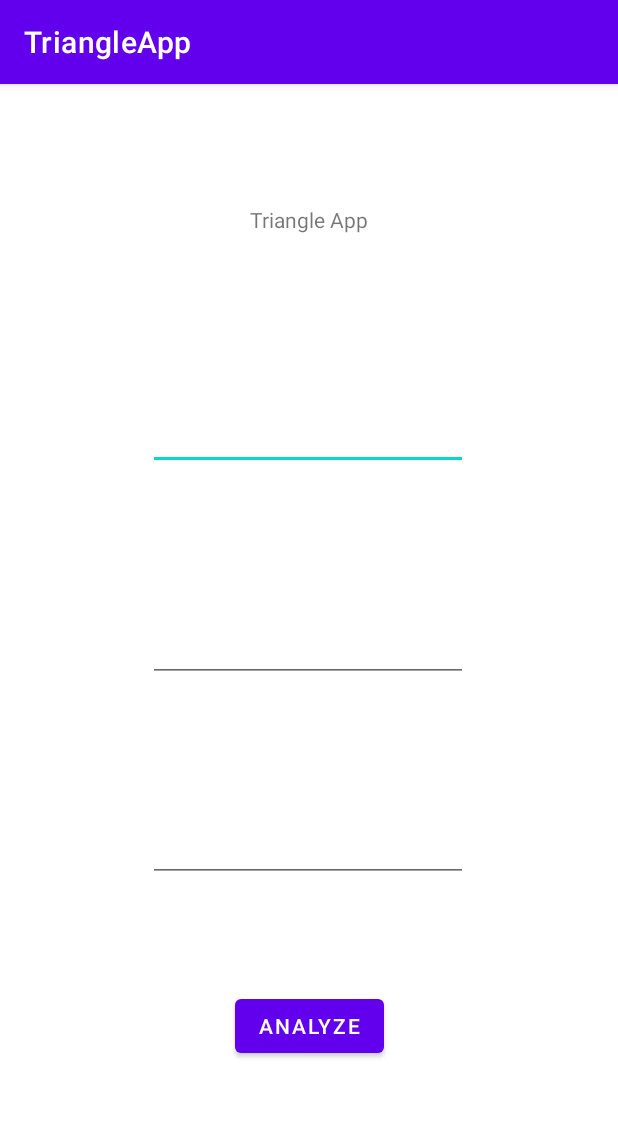
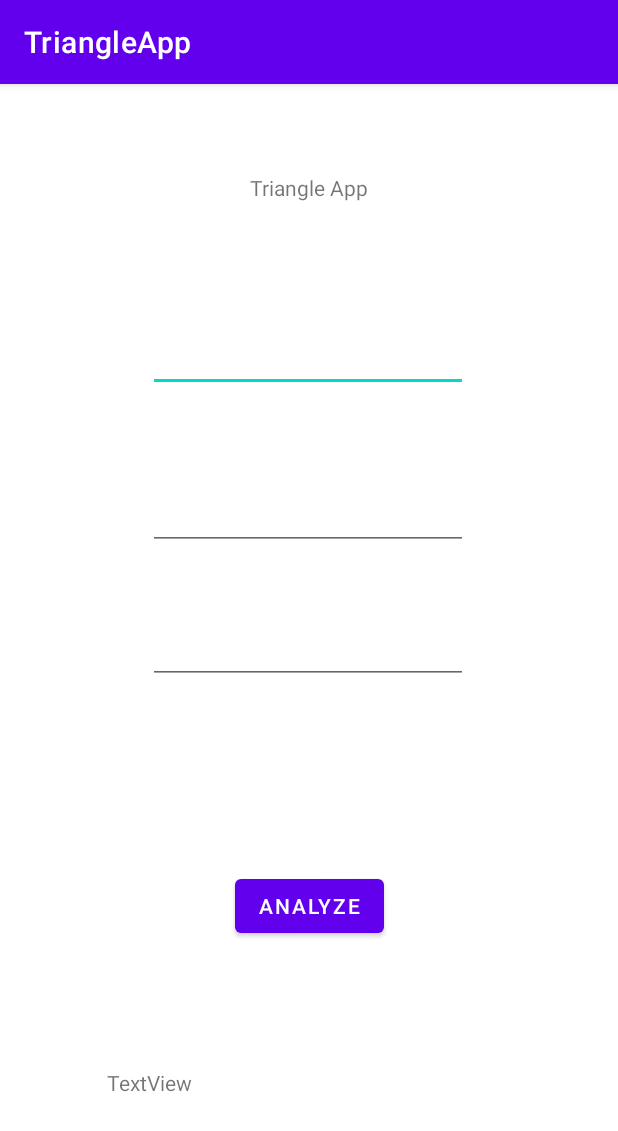
Before and after one commit to gvasquez11/TriangleApp, an Android app: the screen it shows after launch (MainActivity), on a phone screen of 412 x 824 dp. Shown: the top 1131 px of the screen. Run offline under Robolectric (Android 15) with nearby library versions, the phone set to English and light mode, and no system bars; 8 statements that could not run were skipped.

```diff
--- a/app/src/main/java/com/example/triangleapp/MainActivity.kt
+++ b/app/src/main/java/com/example/triangleapp/MainActivity.kt
@@ -1,11 +1,53 @@
-package com.example.triangleapp
+package com.example.triangleapp;
+//class EditText(val mEditText1: String, val EditText2: String, val EditText3: String)
+//class TextView(val mTextViewResult: String)
+
+//val mEditText1 = "string"
+//val mEditText2 = "string"
+//val mEditText3 = "string"
+
+//val TextView = "string"
+//val mTextViewResult = "string"
+//val num1_int = "string"
+//val num2_int = "string"
+//val num3_int = "string"
 
 import androidx.appcompat.app.AppCompatActivity
 import android.os.Bundle
+import android.widget.EditText
+import android.widget.TextView
 
 class MainActivity : AppCompatActivity() {
+    //class EditText(val mEditText1: String, val EditText2: String, val EditText3: String)
+    private var mEditText1 = (EditText(findViewById(R.id.num1)));
+    private var mEditText2 = (EditText(findViewById(R.id.num2)));
+    private var mEditText3 = (EditText(findViewById(R.id.num3)));
+    private var num1_int = 1;
+    private var num2_int = 1;
+    private var num3_int = 1;
+    private var mTextViewResult = TextView(findViewById(R.id.Result))
+
+
+
+
     override fun onCreate(savedInstanceState: Bundle?) {
         super.onCreate(savedInstanceState)
-        setContentView(R.layout.activity_main)
+        setContentView(R.layout.activity_main);
+        //mEditText1 = (EditText(findViewById(R.id.num1)));
+        //mEditText2 = (EditText)findViewById (R.id.num2)
+        //mEditText3 = (EditText)findViewById(R.id.num3)
+
+        num1_int = Integer.parseInt(mEditText1.getText().toString());
+        num2_int = Integer.parseInt(mEditText2.getText().toString());
+        num3_int = Integer.parseInt(mEditText3.getText().toString());
+
+        if (((num1_int == num2_int) || (num1_int == num3_int) || (num2_int == num3_int)) &&
+            ((num1_int != num2_int) || (num1_int != num3_int) || (num2_int != num3_int))){
+                    mTextViewResult.text = "This triangle is isosceles."
+        } else {
+            mTextViewResult.text = "This triangle is NOT isosceles."
+        }
+
+
     }
 }
--- a/app/src/main/res/layout/activity_main.xml
+++ b/app/src/main/res/layout/activity_main.xml
@@ -18,12 +18,12 @@
         app:layout_constraintVertical_bias="0.42" />
 
     <Button
-        android:id="@+id/button"
+        android:id="@+id/AnalyzeButton"
         android:layout_width="wrap_content"
         android:layout_height="wrap_content"
-        android:layout_marginBottom="116dp"
+        android:layout_marginBottom="84dp"
         android:text="Analyze"
-        app:layout_constraintBottom_toBottomOf="parent"
+        app:layout_constraintBottom_toTopOf="@+id/Result"
         app:layout_constraintEnd_toEndOf="parent"
         app:layout_constraintStart_toStartOf="parent" />
 
@@ -31,7 +31,7 @@
         android:id="@+id/num1"
         android:layout_width="wrap_content"
         android:layout_height="wrap_content"
-        android:layout_marginBottom="96dp"
+        android:layout_marginBottom="60dp"
         android:ems="10"
         android:inputType="numberDecimal"
         app:layout_constraintBottom_toTopOf="@+id/num2"
@@ -43,7 +43,7 @@
         android:id="@+id/num2"
         android:layout_width="wrap_content"
         android:layout_height="wrap_content"
-        android:layout_marginBottom="88dp"
+        android:layout_marginBottom="44dp"
         android:ems="10"
         android:inputType="numberDecimal"
         app:layout_constraintBottom_toTopOf="@+id/num3"
@@ -55,12 +55,23 @@
         android:id="@+id/num3"
         android:layout_width="wrap_content"
         android:layout_height="wrap_content"
-        android:layout_marginBottom="72dp"
+        android:layout_marginBottom="124dp"
         android:ems="10"
         android:inputType="numberDecimal"
-        app:layout_constraintBottom_toTopOf="@+id/button"
+        app:layout_constraintBottom_toTopOf="@+id/AnalyzeButton"
         app:layout_constraintEnd_toEndOf="parent"
         app:layout_constraintHorizontal_bias="0.497"
         app:layout_constraintStart_toStartOf="parent" />
 
+    <TextView
+        android:id="@+id/Result"
+        android:layout_width="268dp"
+        android:layout_height="40dp"
+        android:layout_marginBottom="72dp"
+        android:text="TextView"
+        app:layout_constraintBottom_toBottomOf="parent"
+        app:layout_constraintEnd_toEndOf="parent"
+        app:layout_constraintHorizontal_bias="0.496"
+        app:layout_constraintStart_toStartOf="parent" />
+
 </androidx.constraintlayout.widget.ConstraintLayout>
```
